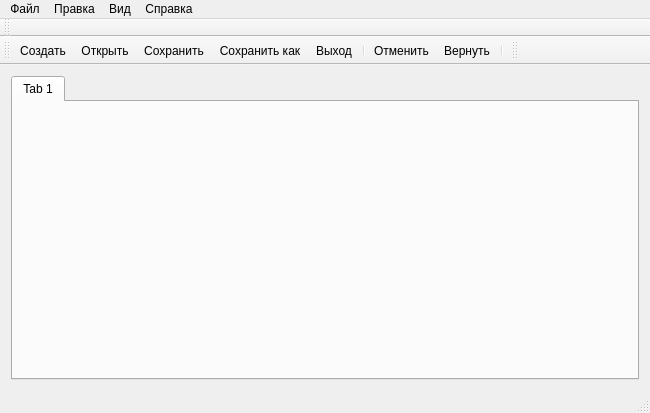
Qt form source/MimicEditor/mainwindow.ui (aw3s0me/MimicEditor) before a commit.
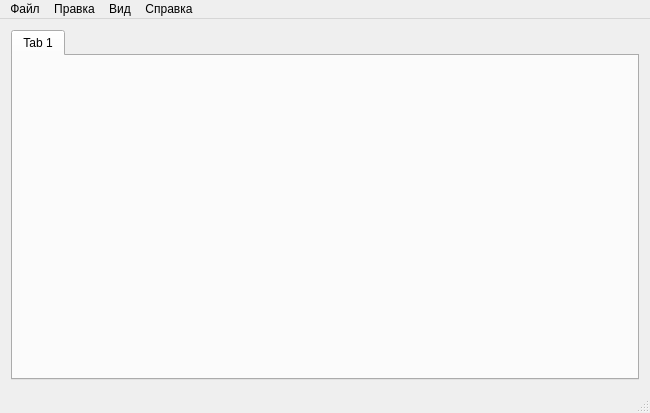
The same form after that commit. Icons and pictures are not drawn.

What changed in the file:
```diff
--- a/source/MimicEditor/mainwindow.ui
+++ b/source/MimicEditor/mainwindow.ui
@@ -72,105 +72,13 @@
    <addaction name="ViewMenu"/>
    <addaction name="HelpMenu"/>
   </widget>
-  <widget class="QToolBar" name="mainToolBar">
-   <attribute name="toolBarArea">
-    <enum>TopToolBarArea</enum>
-   </attribute>
-   <attribute name="toolBarBreak">
-    <bool>false</bool>
-   </attribute>
-  </widget>
   <widget class="QStatusBar" name="statusBar"/>
-  <widget class="QToolBar" name="toolBar">
-   <property name="windowTitle">
-    <string>toolBar</string>
-   </property>
-   <attribute name="toolBarArea">
-    <enum>TopToolBarArea</enum>
-   </attribute>
-   <attribute name="toolBarBreak">
-    <bool>true</bool>
-   </attribute>
-   <addaction name="actionCreate"/>
-   <addaction name="actionOpen"/>
-   <addaction name="actionSave"/>
-   <addaction name="actionSaveAs"/>
-   <addaction name="actionExit"/>
-   <addaction name="separator"/>
-   <addaction name="UndoAction"/>
-   <addaction name="RedoAction"/>
-   <addaction name="separator"/>
-  </widget>
-  <widget class="QToolBar" name="toolBar_2">
-   <property name="windowTitle">
-    <string>toolBar_2</string>
-   </property>
-   <attribute name="toolBarArea">
-    <enum>TopToolBarArea</enum>
-   </attribute>
-   <attribute name="toolBarBreak">
-    <bool>false</bool>
-   </attribute>
-  </widget>
-  <action name="actionCreate">
-   <property name="icon">
-    <iconset>
-     <normaloff>blank_sheet.jpg</normaloff>
-     <normalon>blank_sheet.jpg</normalon>blank_sheet.jpg</iconset>
-   </property>
+  <action name="actionCreateItemToolbar">
    <property name="text">
-    <string>Создать</string>
+    <string>Панель Приборов</string>
    </property>
-  </action>
-  <action name="actionOpen">
-   <property name="icon">
-    <iconset>
-     <normaloff>blank_sheet.jpg</normaloff>blank_sheet.jpg</iconset>
-   </property>
-   <property name="text">
-    <string>Открыть</string>
-   </property>
-  </action>
-  <action name="actionSave">
-   <property name="icon">
-    <iconset>
-     <normaloff>blank_sheet.jpg</normaloff>blank_sheet.jpg</iconset>
-   </property>
-   <property name="text">
-    <string>Сохранить</string>
-   </property>
-  </action>
-  <action name="actionSaveAs">
-   <property name="icon">
-    <iconset>
-     <normaloff>blank_sheet.jpg</normaloff>blank_sheet.jpg</iconset>
-   </property>
-   <property name="text">
-    <string>Сохранить как</string>
-   </property>
-  </action>
-  <action name="actionExit">
-   <property name="icon">
-    <iconset>
-     <normaloff>blank_sheet.jpg</normaloff>blank_sheet.jpg</iconset>
-   </property>
-   <property name="text">
-    <string>Выход</string>
-   </property>
-  </action>
-  <action name="UndoAction">
-   <property name="text">
-    <string>Отменить</string>
-   </property>
-  </action>
-  <action name="RedoAction">
-   <property name="text">
-    <string>Вернуть</string>
-   </property>
-  </action>
-  <action name="action">
-   <property name="text">
-    <string>Инструменты</string>
+   <property name="toolTip">
+    <string>Панель Приборов</string>
    </property>
   </action>
  </widget>
```
Left out of the diff: 15 changed lines with no effect on the pictures.
